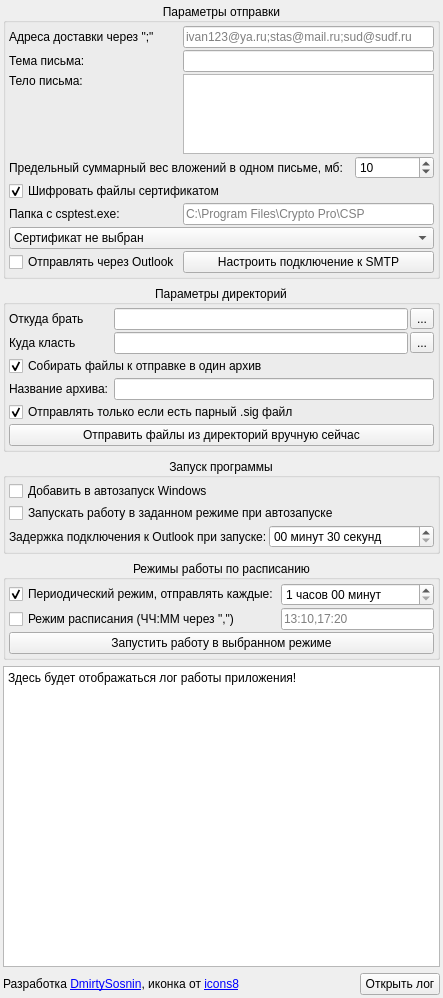
First picture: the form in UI/main_2.ui, repository DimulyaPlay/OutlookAutosender, before the edit.
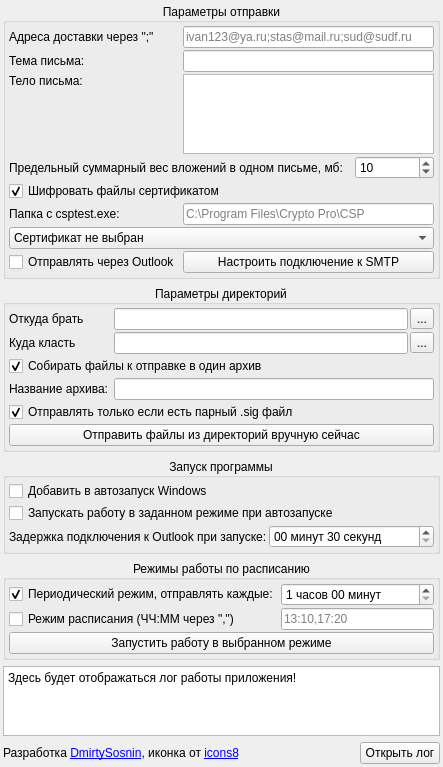
Second picture: the form after the edit.

Commit message: fixed start and imports

Patch:
```diff
--- a/UI/main_2.ui
+++ b/UI/main_2.ui
@@ -7,7 +7,7 @@
     <x>0</x>
     <y>0</y>
     <width>443</width>
-    <height>998</height>
+    <height>765</height>
    </rect>
   </property>
   <property name="windowTitle">
```
The commit also changes 2 other files.
